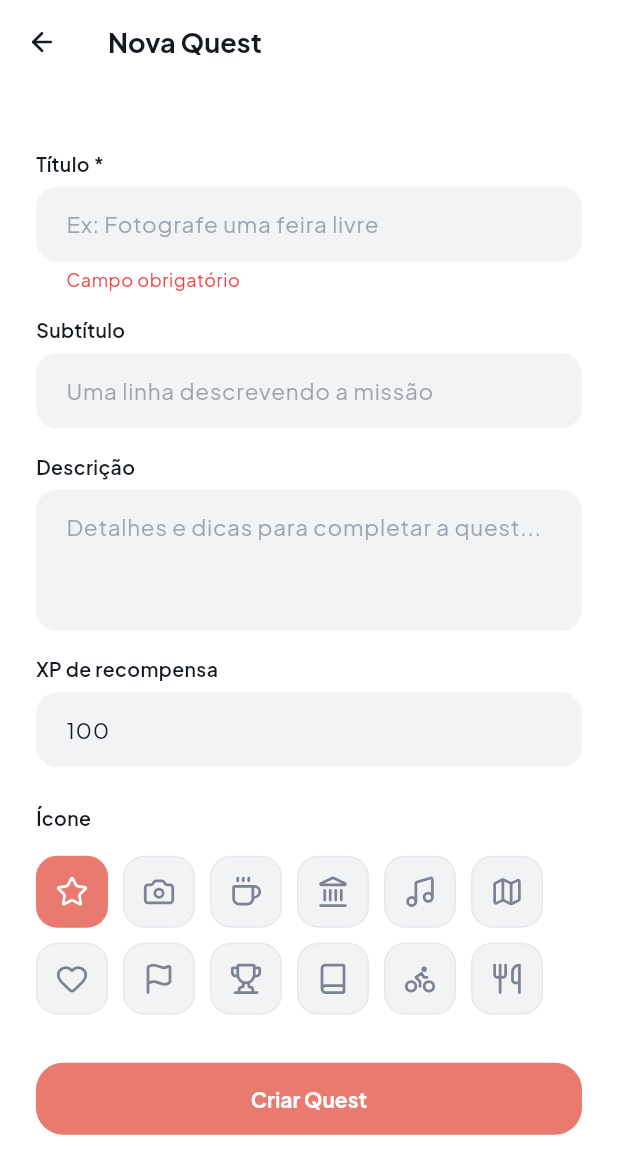
After one commit to Projeto-DSI/Projeto-DSI, a Flutter app: the QuestFormPage screen opened directly, after a tap on "Criar Quest", on a phone screen of 412 x 824 dp. The commit adds this screen. Shown: the top 1174 px of the screen. Run offline on Flutter 3.47's test engine with Material 3 defaults, Android fonts, the phone set to English and light mode, and no system bars; our stand-ins replace flutter_dotenv, flutter_riverpod, go_router, google_fonts, google_maps_flutter, lucide_icons and 1 more; accounts and stored records are empty.

Commit message:
Alterações recentes: map_explorer, quest_form, user_quest, quest_service, pubspec e index

```diff
--- /dev/null
+++ b/lib/models/user_quest.dart
@@ -0,0 +1,82 @@
+import 'package:flutter/material.dart';
+import 'package:lucide_icons/lucide_icons.dart';
+
+/// Mapa de nomes de ícone → IconData para quests criadas pelo usuário.
+const Map<String, IconData> questIconOptions = {
+  'star': LucideIcons.star,
+  'camera': LucideIcons.camera,
+  'coffee': LucideIcons.coffee,
+  'landmark': LucideIcons.landmark,
+  'music': LucideIcons.music,
+  'map': LucideIcons.map,
+  'heart': LucideIcons.heart,
+  'flag': LucideIcons.flag,
+  'trophy': LucideIcons.trophy,
+  'book': LucideIcons.book,
+  'bike': LucideIcons.bike,
+  'utensils': LucideIcons.utensils,
+};
+
+IconData iconFromName(String name) =>
+    questIconOptions[name] ?? LucideIcons.star;
+
+class UserQuest {
+  final String id;
+  final String userId;
+  final String title;
+  final String subtitle;
+  final String details;
+  final int xp;
+  final String iconName;
+
+  const UserQuest({
+    required this.id,
+    required this.userId,
+    required this.title,
+    required this.subtitle,
+    required this.details,
+    required this.xp,
+    required this.iconName,
+  });
+
+  IconData get icon => iconFromName(iconName);
+
+  factory UserQuest.fromMap(Map<String, dynamic> map) {
+    return UserQuest(
+      id: map['id'] as String,
+      userId: map['user_id'] as String,
+      title: map['title'] as String,
+      subtitle: map['subtitle'] as String? ?? '',
+      details: map['details'] as String? ?? '',
+      xp: map['xp'] as int? ?? 100,
+      iconName: map['icon_name'] as String? ?? 'star',
+    );
+  }
+
+  Map<String, dynamic> toMap() => {
+        'user_id': userId,
+        'title': title,
+        'subtitle': subtitle,
+        'details': details,
+        'xp': xp,
+        'icon_name': iconName,
+      };
+
+  UserQuest copyWith({
+    String? title,
+    String? subtitle,
+    String? details,
+    int? xp,
+    String? iconName,
+  }) {
+    return UserQuest(
+      id: id,
+      userId: userId,
+      title: title ?? this.title,
+      subtitle: subtitle ?? this.subtitle,
+      details: details ?? this.details,
+      xp: xp ?? this.xp,
+      iconName: iconName ?? this.iconName,
+    );
+  }
+}
--- /dev/null
+++ b/lib/pages/quest_form_page.dart
@@ -0,0 +1,272 @@
+import 'package:flutter/material.dart';
+import 'package:flutter/services.dart';
+import 'package:flutter_riverpod/flutter_riverpod.dart';
+import 'package:lucide_icons/lucide_icons.dart';
+
+import '../models/user_quest.dart';
+import '../providers/auth_provider.dart';
+import '../providers/user_quest_provider.dart';
+import '../theme/app_theme.dart';
+
+class QuestFormPage extends ConsumerStatefulWidget {
+  /// Se não nulo, modo edição; caso contrário, modo criação.
+  final UserQuest? existing;
+
+  const QuestFormPage({super.key, this.existing});
+
+  @override
+  ConsumerState<QuestFormPage> createState() => _QuestFormPageState();
+}
+
+class _QuestFormPageState extends ConsumerState<QuestFormPage> {
+  final _formKey = GlobalKey<FormState>();
+  late final TextEditingController _title;
+  late final TextEditingController _subtitle;
+  late final TextEditingController _details;
+  late final TextEditingController _xp;
+  late String _selectedIcon;
+  bool _saving = false;
+
+  bool get _isEdit => widget.existing != null;
+
+  @override
+  void initState() {
+    super.initState();
+    final q = widget.existing;
+    _title = TextEditingController(text: q?.title ?? '');
+    _subtitle = TextEditingController(text: q?.subtitle ?? '');
+    _details = TextEditingController(text: q?.details ?? '');
+    _xp = TextEditingController(text: q?.xp.toString() ?? '100');
+    _selectedIcon = q?.iconName ?? 'star';
+  }
+
+  @override
+  void dispose() {
+    _title.dispose();
+    _subtitle.dispose();
+    _details.dispose();
+    _xp.dispose();
+    super.dispose();
+  }
+
+  Future<void> _submit() async {
+    if (!_formKey.currentState!.validate()) return;
+
+    final user = ref.read(currentUserProvider);
+    if (user == null) return;
+
+    setState(() => _saving = true);
+    try {
+      final notifier = ref.read(userQuestsProvider.notifier);
+
+      if (_isEdit) {
+        await notifier.edit(widget.existing!.copyWith(
+          title: _title.text.trim(),
+          subtitle: _subtitle.text.trim(),
+          details: _details.text.trim(),
+          xp: int.tryParse(_xp.text) ?? 100,
+          iconName: _selectedIcon,
+        ));
+        _toast('Quest atualizada!');
+      } else {
+        await notifier.add(UserQuest(
+          id: '',
+          userId: user.id,
+          title: _title.text.trim(),
+          subtitle: _subtitle.text.trim(),
+          details: _details.text.trim(),
+          xp: int.tryParse(_xp.text) ?? 100,
+          iconName: _selectedIcon,
+        ));
+        _toast('Quest criada!');
+      }
+
+      if (mounted) Navigator.of(context).pop(true);
+    } catch (_) {
+      _toast('Erro ao salvar quest', error: true);
+    } finally {
+      if (mounted) setState(() => _saving = false);
+    }
+  }
+
+  void _toast(String msg, {bool error = false}) {
+    if (!mounted) return;
+    ScaffoldMessenger.of(context).showSnackBar(SnackBar(
+      content: Text(msg),
+      backgroundColor: error ? AppColors.destructive : AppColors.foreground,
+      behavior: SnackBarBehavior.floating,
+    ));
+  }
+
+  @override
+  Widget build(BuildContext context) {
+    return Scaffold(
+      backgroundColor: AppColors.background,
+      appBar: AppBar(
+        backgroundColor: AppColors.background,
+        elevation: 0,
+        leading: IconButton(
+          icon: const Icon(LucideIcons.arrowLeft,
+              color: AppColors.foreground, size: 20),
+          onPressed: () => Navigator.of(context).pop(),
+        ),
+        title: Text(
+          _isEdit ? 'Editar Quest' : 'Nova Quest',
+          style: const TextStyle(
+            fontSize: 18,
+            fontWeight: FontWeight.bold,
+            color: AppColors.foreground,
+          ),
+        ),
+      ),
+      body: Center(
+        child: ConstrainedBox(
+          constraints: const BoxConstraints(maxWidth: 440),
+          child: SingleChildScrollView(
+            padding: const EdgeInsets.fromLTRB(24, 16, 24, 40),
+            child: Form(
+              key: _formKey,
+              child: Column(
+                crossAxisAlignment: CrossAxisAlignment.start,
+                children: [
+                  _label('Título *'),
+                  _formField(
+                    controller: _title,
+                    hint: 'Ex: Fotografe uma feira livre',
+                    validator: (v) =>
+                        (v == null || v.trim().isEmpty) ? 'Campo obrigatório' : null,
+                  ),
+                  const SizedBox(height: 16),
+                  _label('Subtítulo'),
+                  _formField(
+                    controller: _subtitle,
+                    hint: 'Uma linha descrevendo a missão',
+                  ),
+                  const SizedBox(height: 16),
+                  _label('Descrição'),
+                  _formField(
+                    controller: _details,
+                    hint: 'Detalhes e dicas para completar a quest...',
+                    maxLines: 3,
+                  ),
+                  const SizedBox(height: 16),
+                  _label('XP de recompensa'),
+                  _formField(
+                    controller: _xp,
+                    hint: '100',
+                    keyboardType: TextInputType.number,
+                    inputFormatters: [FilteringTextInputFormatter.digitsOnly],
+                    validator: (v) {
+                      final n = int.tryParse(v ?? '');
+                      if (n == null || n <= 0) return 'Informe um valor > 0';
+                      return null;
+                    },
+                  ),
+                  const SizedBox(height: 24),
+                  _label('Ícone'),
+                  const SizedBox(height: 10),
+                  _IconPicker(
+                    selected: _selectedIcon,
+                    onSelect: (name) => setState(() => _selectedIcon = name),
+                  ),
+                  const SizedBox(height: 32),
+                  SizedBox(
+                    width: double.infinity,
+                    child: ElevatedButton(
+                      onPressed: _saving ? null : _submit,
+                      style: ElevatedButton.styleFrom(
+                        minimumSize: const Size.fromHeight(48),
+                      ),
+                      child: _saving
+                          ? const SizedBox(
+                              width: 20,
+                              height: 20,
+                              child: CircularProgressIndicator(
+                                  strokeWidth: 2, color: Colors.white),
+                            )
+                          : Text(_isEdit ? 'Salvar Alterações' : 'Criar Quest'),
+                    ),
+                  ),
+                ],
+              ),
+            ),
+          ),
+        ),
+      ),
+    );
+  }
+
+  Widget _label(String text) {
+    return Padding(
+      padding: const EdgeInsets.only(bottom: 6),
+      child: Text(text,
+          style: const TextStyle(
+              fontSize: 13,
+              fontWeight: FontWeight.w600,
+              color: AppColors.foreground)),
+    );
+  }
+
+  Widget _formField({
+    required TextEditingController controller,
+    required String hint,
+    TextInputType? keyboardType,
+    List<TextInputFormatter>? inputFormatters,
+    String? Function(String?)? validator,
+    int maxLines = 1,
+  }) {
+    return TextFormField(
+      controller: controller,
+      keyboardType: keyboardType,
+      inputFormatters: inputFormatters,
+      validator: validator,
+      maxLines: maxLines,
+      style: const TextStyle(fontSize: 15),
+      decoration: InputDecoration(hintText: hint),
+    );
+  }
+}
+
+class _IconPicker extends StatelessWidget {
+  final String selected;
+  final ValueChanged<String> onSelect;
+
+  const _IconPicker({required this.selected, required this.onSelect});
+
+  @override
+  Widget build(BuildContext context) {
+    return Wrap(
+      spacing: 10,
+      runSpacing: 10,
+      children: [
+        for (final entry in questIconOptions.entries)
+          GestureDetector(
+            onTap: () => onSelect(entry.key),
+            child: AnimatedContainer(
+              duration: const Duration(milliseconds: 150),
+              width: 48,
+              height: 48,
+              decoration: BoxDecoration(
+                color: selected == entry.key
+                    ? AppColors.coral
+                    : AppColors.secondary,
+                borderRadius: BorderRadius.circular(14),
+                border: Border.all(
+                  color: selected == entry.key
+                      ? AppColors.coral
+                      : AppColors.border,
+                ),
+              ),
+              child: Icon(
+                entry.value,
+                size: 22,
+                color: selected == entry.key
+                    ? Colors.white
+                    : AppColors.mutedForeground,
+              ),
+            ),
+          ),
+      ],
+    );
+  }
+}
--- /dev/null
+++ b/lib/providers/user_quest_provider.dart
@@ -0,0 +1,57 @@
+import 'package:flutter_riverpod/flutter_riverpod.dart';
+
+import '../models/user_quest.dart';
+import '../providers/auth_provider.dart';
+import '../services/quest_service.dart';
+
+final userQuestsProvider =
+    StateNotifierProvider<UserQuestNotifier, AsyncValue<List<UserQuest>>>(
+  (ref) => UserQuestNotifier(ref),
+);
+
+class UserQuestNotifier
+    extends StateNotifier<AsyncValue<List<UserQuest>>> {
+  UserQuestNotifier(this._ref) : super(const AsyncValue.loading()) {
+    _init();
+  }
+
+  final Ref _ref;
+
+  void _init() {
+    final user = _ref.read(currentUserProvider);
+    if (user != null) load(user.id);
+  }
+
+  Future<void> load(String userId) async {
+    state = const AsyncValue.loading();
+    try {
+      final quests = await questService.fetchByUser(userId);
+      state = AsyncValue.data(quests);
+    } catch (e, st) {
+      state = AsyncValue.error(e, st);
+    }
+  }
+
+  Future<void> add(UserQuest quest) async {
+    final created = await questService.create(quest);
+    state.whenData((list) {
+      state = AsyncValue.data([created, ...list]);
+    });
+  }
+
+  Future<void> edit(UserQuest quest) async {
+    await questService.update(quest);
+    state.whenData((list) {
+      state = AsyncValue.data([
+        for (final q in list) q.id == quest.id ? quest : q,
+      ]);
+    });
+  }
+
+  Future<void> remove(String questId) async {
+    await questService.delete(questId);
+    state.whenData((list) {
+      state = AsyncValue.data(list.where((q) => q.id != questId).toList());
+    });
+  }
+}
--- a/pubspec.yaml
+++ b/pubspec.yaml
@@ -21,9 +21,8 @@ dependencies:
   # Backend
   supabase_flutter: ^2.8.0
 
-  # Mapa (equivalente ao Leaflet)
-  flutter_map: ^7.0.2
-  latlong2: ^0.9.1
+  # Mapa
+  google_maps_flutter: ^2.10.0
 
   # Rede
   http: ^1.2.2
```
Also changed, not shown: lib/pages/map_explorer_page.dart (+58 -60 lines), lib/services/quest_service.dart (added, +37 -0 lines), 1 other file.
